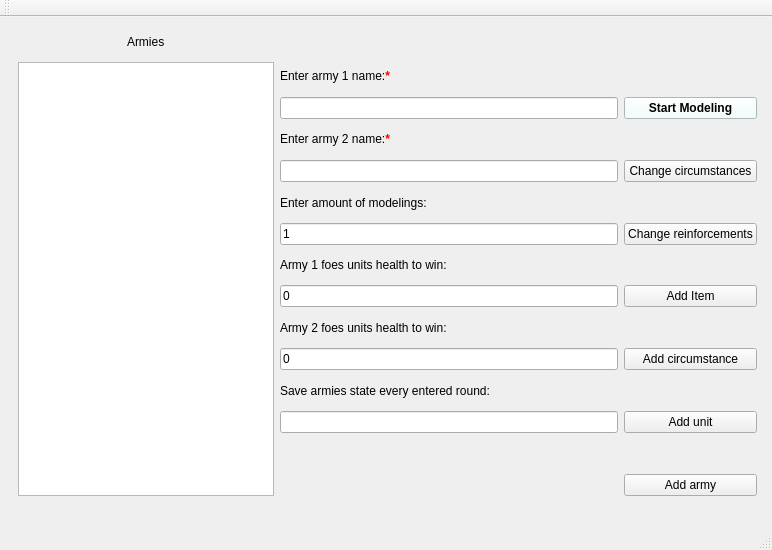
The window that Battle_Modeling/MainWindow.ui (Illia-Andrieiev/BattleModeling) describes before a commit, drawn with Qt 5.
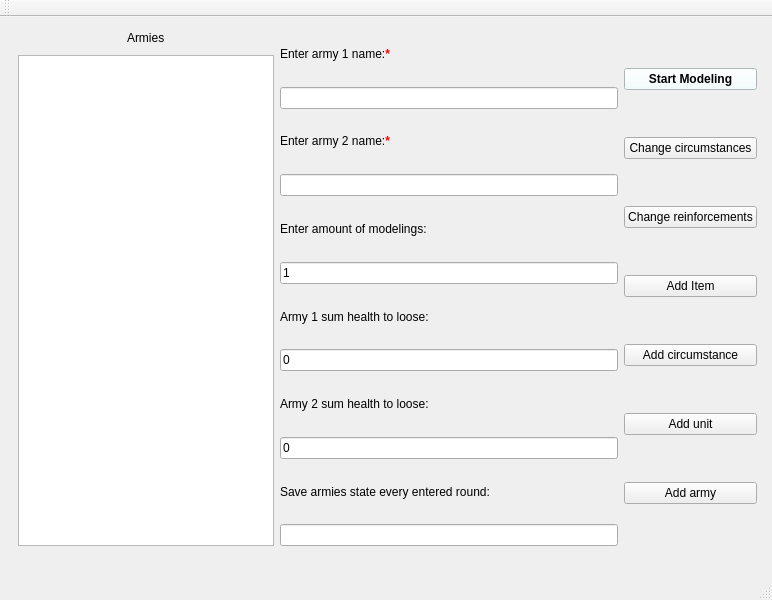
The same window after the commit.

Patch:
```diff
--- a/Battle_Modeling/MainWindow.ui
+++ b/Battle_Modeling/MainWindow.ui
@@ -7,7 +7,7 @@
     <x>0</x>
     <y>0</y>
     <width>772</width>
-    <height>550</height>
+    <height>600</height>
    </rect>
   </property>
   <property name="windowTitle">
@@ -20,95 +20,12 @@
       <x>7</x>
       <y>-1</y>
       <width>761</width>
-      <height>491</height>
+      <height>541</height>
      </rect>
     </property>
     <layout class="QGridLayout" name="gridLayout">
-     <item row="4" column="3">
-      <widget class="QLineEdit" name="Army2LineEdit"/>
-     </item>
-     <item row="10" column="3">
-      <widget class="QLineEdit" name="Army2WiTargetLineEdit">
-       <property name="text">
-        <string>0</string>
-       </property>
-      </widget>
-     </item>
-     <item row="1" column="3">
-      <widget class="QLabel" name="label_2">
-       <property name="text">
-        <string>Enter army 1 name:&lt;b style=&quot;color:red;&quot;&gt;*&lt;/b&gt;</string>
-       </property>
-      </widget>
-     </item>
-     <item row="8" column="3">
-      <widget class="QLineEdit" name="Army1WinTargetLineEdit">
-       <property name="text">
-        <string>0</string>
-       </property>
-      </widget>
-     </item>
-     <item row="5" column="3">
-      <widget class="QLabel" name="label_4">
-       <property name="text">
-        <string>Enter amount of modelings:</string>
-       </property>
-      </widget>
-     </item>
-     <item row="6" column="3">
-      <widget class="QLineEdit" name="AmountLineEdit">
-       <property name="text">
-        <string>1</string>
-       </property>
-      </widget>
-     </item>
-     <item row="3" column="3">
-      <widget class="QLabel" name="label_3">
-       <property name="text">
-        <string>Enter army 2 name:&lt;b style=&quot;color:red;&quot;&gt;*&lt;/b&gt;</string>
-       </property>
-      </widget>
-     </item>
-     <item row="8" column="4">
-      <widget class="QPushButton" name="AddItemButton">
-       <property name="text">
-        <string>Add Item</string>
-       </property>
-      </widget>
-     </item>
-     <item row="12" column="3">
-      <widget class="QLineEdit" name="SaveArmiesStateLineEdit"/>
-     </item>
-     <item row="7" column="3">
-      <widget class="QLabel" name="label_5">
-       <property name="text">
-        <string>Army 1 foes units health to win: </string>
-       </property>
-      </widget>
-     </item>
-     <item row="11" column="3">
-      <widget class="QLabel" name="label_7">
-       <property name="text">
-        <string>Save armies state every entered round:</string>
-       </property>
-      </widget>
-     </item>
-     <item row="9" column="3">
-      <widget class="QLabel" name="label_6">
-       <property name="text">
-        <string>Army 2 foes units health to win: </string>
-       </property>
-      </widget>
-     </item>
-     <item row="10" column="4">
-      <widget class="QPushButton" name="AddCircumstanceButton">
-       <property name="text">
-        <string>Add circumstance</string>
-       </property>
-      </widget>
-     </item>
-     <item row="2" column="3">
-      <widget class="QLineEdit" name="Army1LineEdit"/>
+     <item row="1" column="0" rowspan="18" colspan="2">
+      <widget class="QListWidget" name="ArmiesListWidget"/>
      </item>
      <item row="0" column="0" colspan="2" alignment="Qt::AlignmentFlag::AlignHCenter">
       <widget class="QLabel" name="label">
@@ -117,49 +34,140 @@
        </property>
       </widget>
      </item>
-     <item row="14" column="4">
-      <widget class="QPushButton" name="AddArmyButton">
-       <property name="text">
-        <string>Add army</string>
-       </property>
-      </widget>
-     </item>
-     <item row="12" column="4">
-      <widget class="QPushButton" name="AddUnitButton">
-       <property name="text">
-        <string>Add unit</string>
-       </property>
-      </widget>
-     </item>
-     <item row="1" column="0" rowspan="14" colspan="2">
-      <widget class="QListWidget" name="ArmiesListWidget"/>
-     </item>
-     <item row="4" column="4">
-      <widget class="QPushButton" name="ChangeCircumstancesButton">
-       <property name="text">
-        <string>Change circumstances</string>
-       </property>
-      </widget>
-     </item>
-     <item row="2" column="4">
-      <widget class="QPushButton" name="StartButton">
-       <property name="styleSheet">
-        <string notr="true">background-color:#F0FFFF;
+     <item row="0" column="4" rowspan="19">
+      <layout class="QVBoxLayout" name="verticalLayout">
+       <item>
+        <widget class="QPushButton" name="StartButton">
+         <property name="styleSheet">
+          <string notr="true">background-color:#F0FFFF;
 font-weight:800;
 color:black;
 </string>
-       </property>
-       <property name="text">
-        <string>Start Modeling</string>
-       </property>
-      </widget>
+         </property>
+         <property name="text">
+          <string>Start Modeling</string>
+         </property>
+        </widget>
+       </item>
+       <item>
+        <widget class="QPushButton" name="ChangeCircumstancesButton">
+         <property name="text">
+          <string>Change circumstances</string>
+         </property>
+        </widget>
+       </item>
+       <item>
+        <widget class="QPushButton" name="ChangeReinfButton">
+         <property name="text">
+          <string>Change reinforcements</string>
+         </property>
+        </widget>
+       </item>
+       <item>
+        <widget class="QPushButton" name="AddItemButton">
+         <property name="text">
+          <string>Add Item</string>
+         </property>
+        </widget>
+       </item>
+       <item>
+        <widget class="QPushButton" name="AddCircumstanceButton">
+         <property name="text">
+          <string>Add circumstance</string>
+         </property>
+        </widget>
+       </item>
+       <item>
+        <widget class="QPushButton" name="AddUnitButton">
+         <property name="text">
+          <string>Add unit</string>
+         </property>
+        </widget>
+       </item>
+       <item>
+        <widget class="QPushButton" name="AddArmyButton">
+         <property name="text">
+          <string>Add army</string>
+         </property>
+        </widget>
+       </item>
+      </layout>
      </item>
-     <item row="6" column="4">
-      <widget class="QPushButton" name="ChangeReinfButton">
-       <property name="text">
-        <string>Change reinforcements</string>
-       </property>
-      </widget>
+     <item row="0" column="3" rowspan="19">
+      <layout class="QVBoxLayout" name="verticalLayout_2">
+       <item>
+        <widget class="QLabel" name="label_2">
+         <property name="text">
+          <string>Enter army 1 name:&lt;b style=&quot;color:red;&quot;&gt;*&lt;/b&gt;</string>
+         </property>
+        </widget>
+       </item>
+       <item>
+        <widget class="QLineEdit" name="Army1LineEdit"/>
+       </item>
+       <item>
+        <widget class="QLabel" name="label_3">
+         <property name="text">
+          <string>Enter army 2 name:&lt;b style=&quot;color:red;&quot;&gt;*&lt;/b&gt;</string>
+         </property>
+        </widget>
+       </item>
+       <item>
+        <widget class="QLineEdit" name="Army2LineEdit"/>
+       </item>
+       <item>
+        <widget class="QLabel" name="label_4">
+         <property name="text">
+          <string>Enter amount of modelings:</string>
+         </property>
+        </widget>
+       </item>
+       <item>
+        <widget class="QLineEdit" name="AmountLineEdit">
+         <property name="text">
+          <string>1</string>
+         </property>
+        </widget>
+       </item>
+       <item>
+        <widget class="QLabel" name="label_6">
+         <property name="text">
+          <string>Army 1 sum health to loose: </string>
+         </property>
+        </widget>
+       </item>
+       <item>
+        <widget class="QLineEdit" name="Army2WinTargetLineEdit">
+         <property name="text">
+          <string>0</string>
+         </property>
+        </widget>
+       </item>
+       <item>
+        <widget class="QLabel" name="label_5">
+         <property name="text">
+          <string>Army 2 sum health to loose: </string>
+         </property>
+        </widget>
+       </item>
+       <item>
+        <widget class="QLineEdit" name="Army1WinTargetLineEdit">
+         <property name="text">
+          <string>0</string>
+         </property>
+        </widget>
+       </item>
+       <item>
+        <widget class="QLabel" name="label_7">
+         <property name="text">
+          <string>Save armies state every entered round:</string>
+         </property>
+        </widget>
+       </item>
+       <item>
+        <widget class="QLineEdit" name="SaveArmiesStateLineEdit"/>
+       </item>
+      </layout>
      </item>
     </layout>
    </widget>
```
